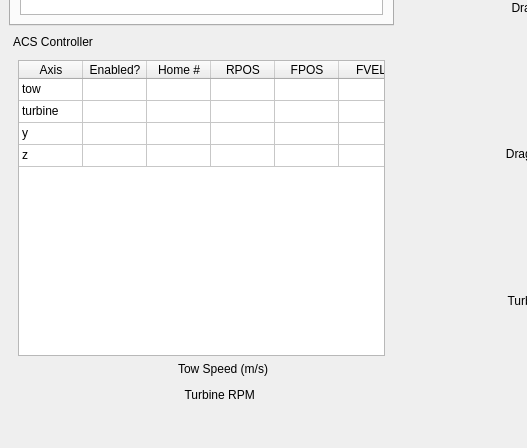
Before: the Qt Designer form gui/mainwindow.ui in petebachant/TurbineDAQ, drawn with Qt 5; both pictures show x 0 to 527 and y 405 to 853 of the 1168 by 853 pixel window.
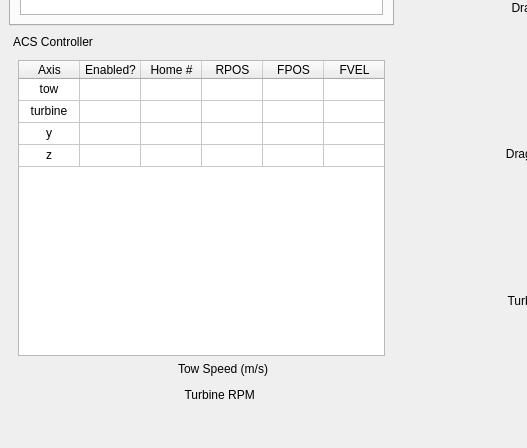
After: the same form once the commit is applied. The open tabs and pages were chosen to show the change. Icons and pictures are not drawn. Custom widgets are drawn as their Qt base class.

Commit message: Fix up ACS table widget

```diff
--- a/gui/mainwindow.ui
+++ b/gui/mainwindow.ui
@@ -419,7 +419,7 @@
            <bool>true</bool>
           </property>
           <attribute name="horizontalHeaderDefaultSectionSize">
-           <number>64</number>
+           <number>61</number>
           </attribute>
           <attribute name="horizontalHeaderMinimumSectionSize">
            <number>23</number>
@@ -452,6 +452,9 @@
            <property name="text">
             <string/>
            </property>
+           <property name="textAlignment">
+            <set>AlignHCenter|AlignVCenter|AlignCenter</set>
+           </property>
           </row>
           <row>
            <property name="text">
@@ -472,6 +475,9 @@
            <property name="text">
             <string>Axis</string>
            </property>
+           <property name="textAlignment">
+            <set>AlignHCenter|AlignVCenter|AlignCenter</set>
+           </property>
           </column>
           <column>
            <property name="text">
@@ -502,21 +508,193 @@
            <property name="text">
             <string>tow</string>
            </property>
+           <property name="textAlignment">
+            <set>AlignHCenter|AlignVCenter|AlignCenter</set>
+           </property>
+          </item>
+          <item row="0" column="1">
+           <property name="text">
+            <string/>
+           </property>
+           <property name="textAlignment">
+            <set>AlignHCenter|AlignVCenter|AlignCenter</set>
+           </property>
+          </item>
+          <item row="0" column="2">
+           <property name="text">
+            <string/>
+           </property>
+           <property name="textAlignment">
+            <set>AlignHCenter|AlignVCenter|AlignCenter</set>
+           </property>
+          </item>
+          <item row="0" column="3">
+           <property name="text">
+            <string/>
+           </property>
+           <property name="textAlignment">
+            <set>AlignHCenter|AlignVCenter|AlignCenter</set>
+           </property>
+          </item>
+          <item row="0" column="4">
+           <property name="text">
+            <string/>
+           </property>
+           <property name="textAlignment">
+            <set>AlignHCenter|AlignVCenter|AlignCenter</set>
+           </property>
+          </item>
+          <item row="0" column="5">
+           <property name="text">
+            <string/>
+           </property>
+           <property name="textAlignment">
+            <set>AlignHCenter|AlignVCenter|AlignCenter</set>
+           </property>
           </item>
           <item row="1" column="0">
            <property name="text">
             <string>turbine</string>
            </property>
+           <property name="textAlignment">
+            <set>AlignHCenter|AlignVCenter|AlignCenter</set>
+           </property>
+          </item>
+          <item row="1" column="1">
+           <property name="text">
+            <string/>
+           </property>
+           <property name="textAlignment">
+            <set>AlignHCenter|AlignVCenter|AlignCenter</set>
+           </property>
+          </item>
+          <item row="1" column="2">
+           <property name="text">
+            <string/>
+           </property>
+           <property name="textAlignment">
+            <set>AlignHCenter|AlignVCenter|AlignCenter</set>
+           </property>
+          </item>
+          <item row="1" column="3">
+           <property name="text">
+            <string/>
+           </property>
+           <property name="textAlignment">
+            <set>AlignHCenter|AlignVCenter|AlignCenter</set>
+           </property>
+          </item>
+          <item row="1" column="4">
+           <property name="text">
+            <string/>
+           </property>
+           <property name="textAlignment">
+            <set>AlignHCenter|AlignVCenter|AlignCenter</set>
+           </property>
+          </item>
+          <item row="1" column="5">
+           <property name="text">
+            <string/>
+           </property>
+           <property name="textAlignment">
+            <set>AlignHCenter|AlignVCenter|AlignCenter</set>
+           </property>
           </item>
           <item row="2" column="0">
            <property name="text">
             <string>y</string>
            </property>
+           <property name="textAlignment">
+            <set>AlignHCenter|AlignVCenter|AlignCenter</set>
+           </property>
+          </item>
+          <item row="2" column="1">
+           <property name="text">
+            <string/>
+           </property>
+           <property name="textAlignment">
+            <set>AlignHCenter|AlignVCenter|AlignCenter</set>
+           </property>
+          </item>
+          <item row="2" column="2">
+           <property name="text">
+            <string/>
+           </property>
+           <property name="textAlignment">
+            <set>AlignHCenter|AlignVCenter|AlignCenter</set>
+           </property>
+          </item>
+          <item row="2" column="3">
+           <property name="text">
+            <string/>
+           </property>
+           <property name="textAlignment">
+            <set>AlignHCenter|AlignVCenter|AlignCenter</set>
+           </property>
+          </item>
+          <item row="2" column="4">
+           <property name="text">
+            <string/>
+           </property>
+           <property name="textAlignment">
+            <set>AlignHCenter|AlignVCenter|AlignCenter</set>
+           </property>
+          </item>
+          <item row="2" column="5">
+           <property name="text">
+            <string/>
+           </property>
+           <property name="textAlignment">
+            <set>AlignHCenter|AlignVCenter|AlignCenter</set>
+           </property>
           </item>
           <item row="3" column="0">
            <property name="text">
             <string>z</string>
            </property>
+           <property name="textAlignment">
+            <set>AlignHCenter|AlignVCenter|AlignCenter</set>
+           </property>
+          </item>
+          <item row="3" column="1">
+           <property name="text">
+            <string/>
+           </property>
+           <property name="textAlignment">
+            <set>AlignHCenter|AlignVCenter|AlignCenter</set>
+           </property>
+          </item>
+          <item row="3" column="2">
+           <property name="text">
+            <string/>
+           </property>
+           <property name="textAlignment">
+            <set>AlignHCenter|AlignVCenter|AlignCenter</set>
+           </property>
+          </item>
+          <item row="3" column="3">
+           <property name="text">
+            <string/>
+           </property>
+           <property name="textAlignment">
+            <set>AlignHCenter|AlignVCenter|AlignCenter</set>
+           </property>
+          </item>
+          <item row="3" column="4">
+           <property name="text">
+            <string/>
+           </property>
+           <property name="textAlignment">
+            <set>AlignHCenter|AlignVCenter|AlignCenter</set>
+           </property>
+          </item>
+          <item row="3" column="5">
+           <property name="text">
+            <string/>
+           </property>
+           <property name="textAlignment">
+            <set>AlignHCenter|AlignVCenter|AlignCenter</set>
+           </property>
           </item>
          </widget>
         </item>
```
Left out of the diff: 8 changed lines with no effect on the pictures. The commit also changes 3 other files.
